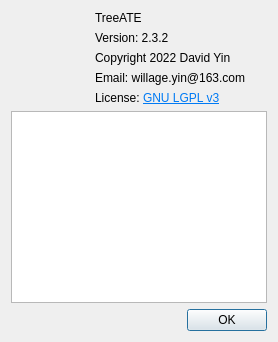
First picture: the form in Src/TreeATE/aboutdialog.ui, repository WilliamYinwei/TreeATE, before the edit.
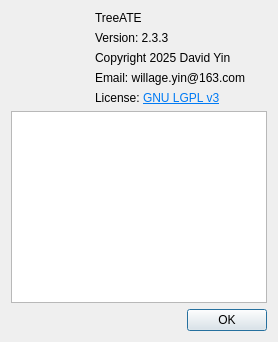
Second picture: the form after the edit. Icons and pictures are not drawn.

Commit message:
更新Changelog中的版本描述
更新Changelog中的版本描述

```diff
--- a/Src/TreeATE/aboutdialog.ui
+++ b/Src/TreeATE/aboutdialog.ui
@@ -68,14 +68,14 @@
        <item>
         <widget class="QLabel" name="label_3">
          <property name="text">
-          <string notr="true">Version: 2.3.2</string>
+          <string notr="true">Version: 2.3.3</string>
          </property>
         </widget>
        </item>
        <item>
         <widget class="QLabel" name="label_4">
          <property name="text">
-          <string>Copyright 2022 David Yin</string>
+          <string>Copyright 2025 David Yin</string>
          </property>
         </widget>
        </item>
```
The commit also changes 1 other file.
